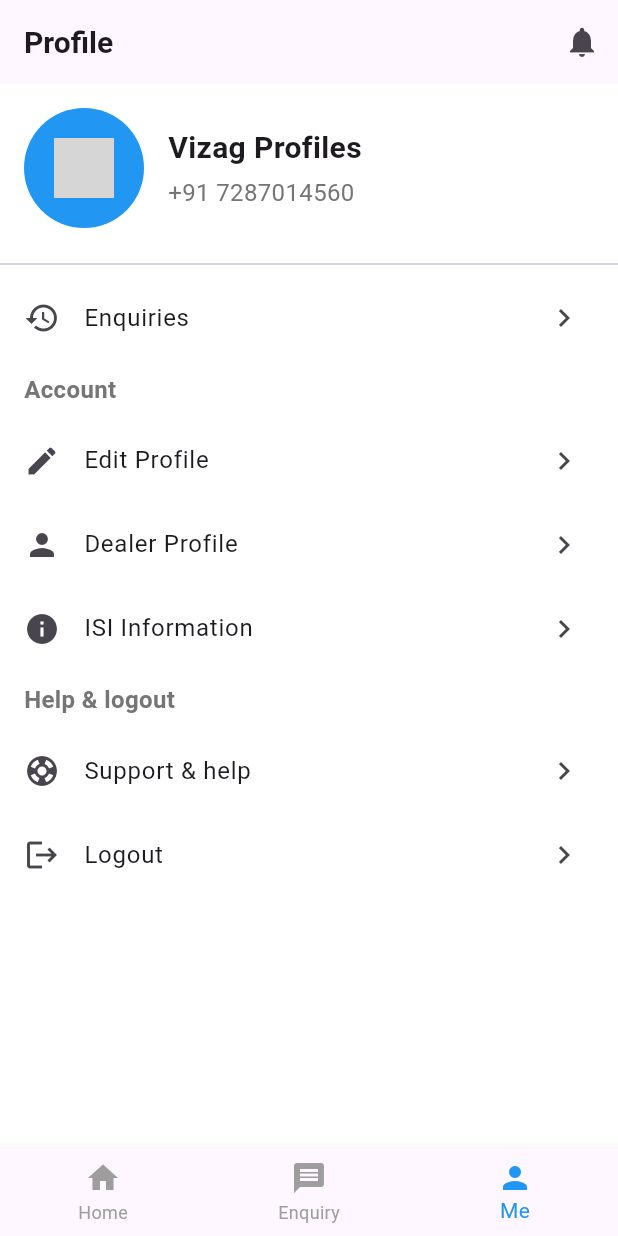
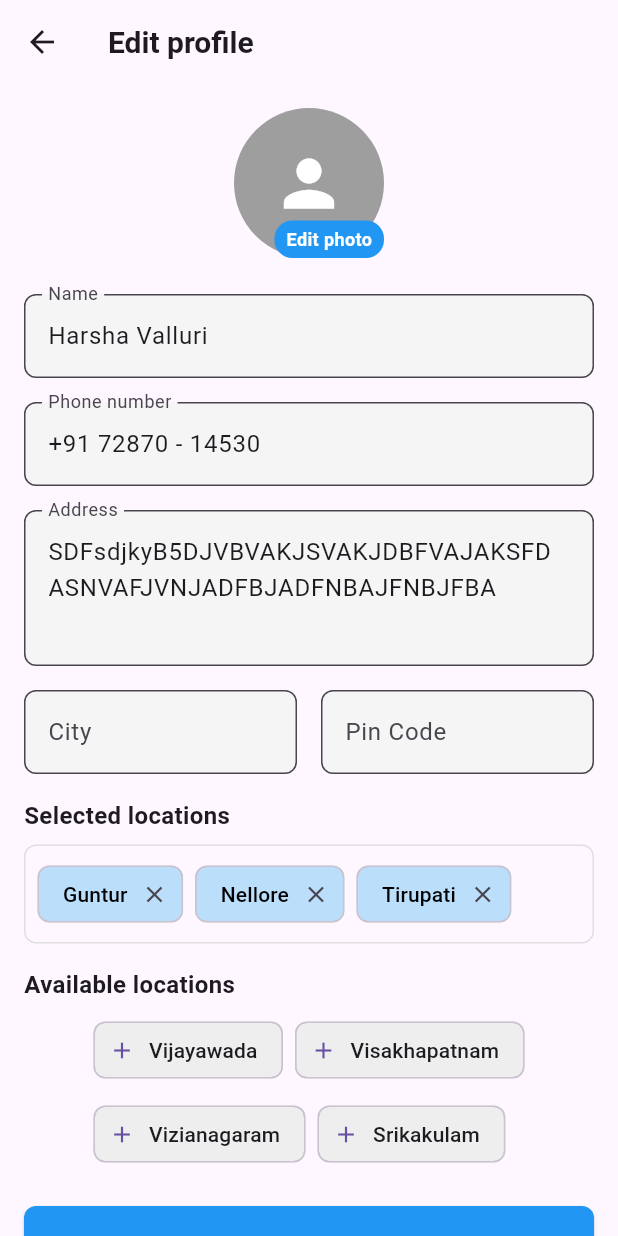
Before and after one commit to F9info/steelbudy-new, a Flutter app: the DashboardScreen screen opened by its route, item 3 of the bottom bar chosen, after a tap on "Edit Profile", on a phone screen of 412 x 824 dp. Run offline on Flutter 3.47's test engine with Material 3 defaults, Android fonts, the phone set to English and light mode, and no system bars; our stand-ins replace flutter_riverpod, flutter_svg, shared_preferences; accounts and stored records are empty; project files that could hold a hidden picture were left out; grey boxes are pictures that could not be loaded.

Commit message:
new changes added

```diff
--- /dev/null
+++ b/lib/features/dashboard/screens/edit-profile.dart
@@ -0,0 +1,259 @@
+import 'package:flutter/material.dart';
+
+class EditProfile extends StatefulWidget {
+  const EditProfile({super.key});
+
+  @override
+  State<EditProfile> createState() => _EditProfileState();
+}
+
+class _EditProfileState extends State<EditProfile> {
+  // Controllers for text fields
+  final TextEditingController _nameController =
+      TextEditingController(text: "Harsha Valluri");
+  final TextEditingController _phoneController =
+      TextEditingController(text: "+91 72870 - 14530");
+  final TextEditingController _addressController = TextEditingController(
+      text: "SDFsdjkyB5DJVBVAKJSVAKJDBFVAJAKSFDASNVAFJVNJADFBJADFNBAJFNBJFBA");
+  final TextEditingController _cityController = TextEditingController();
+  final TextEditingController _pinCodeController = TextEditingController();
+
+  // List of selected locations
+  List<String> _selectedLocations = ["Guntur", "Nellore", "Tirupati"];
+
+  // List of available locations (dummy data)
+  final List<String> _availableLocations = [
+    "Vijayawada",
+    "Visakhapatnam",
+    "Vizianagaram",
+    "Srikakulam"
+  ];
+
+  // Function to add a location
+  void _addLocation(String location) {
+    setState(() {
+      _selectedLocations.add(location);
+      _availableLocations.remove(location);
+    });
+  }
+
+  // Function to remove a location
+  void _removeLocation(String location) {
+    setState(() {
+      _selectedLocations.remove(location);
+      _availableLocations.add(location);
+    });
+  }
+
+  // Function to save profile (for now, just prints the data)
+  void _saveProfile() {
+    print("Name: ${_nameController.text}");
+    print("Phone: ${_phoneController.text}");
+    print("Address: ${_addressController.text}");
+    print("City: ${_cityController.text}");
+    print("Pin Code: ${_pinCodeController.text}");
+    print("Selected Locations: $_selectedLocations");
+
+    // Later, this can be replaced with an API call to save the data
+    ScaffoldMessenger.of(context).showSnackBar(
+      const SnackBar(content: Text("Profile saved successfully!")),
+    );
+  }
+
+  @override
+  void dispose() {
+    _nameController.dispose();
+    _phoneController.dispose();
+    _addressController.dispose();
+    _cityController.dispose();
+    _pinCodeController.dispose();
+    super.dispose();
+  }
+
+  @override
+  Widget build(BuildContext context) {
+    return Scaffold(
+      appBar: AppBar(
+        leading: IconButton(
+          icon: const Icon(Icons.arrow_back),
+          onPressed: () {
+            Navigator.pop(context);
+          },
+        ),
+        title: const Text(
+          "Edit profile",
+          style: TextStyle(fontSize: 20, fontWeight: FontWeight.bold),
+        ),
+        centerTitle: false,
+      ),
+      body: SingleChildScrollView(
+        padding: const EdgeInsets.all(16.0),
+        child: Column(
+          crossAxisAlignment: CrossAxisAlignment.center,
+          children: [
+            // Profile photo section
+            Stack(
+              alignment: Alignment.bottomRight,
+              children: [
+                const CircleAvatar(
+                  radius: 50,
+                  backgroundColor: Colors.grey,
+                  child: Icon(Icons.person, size: 50, color: Colors.white),
+                  // Later, replace with actual image from API or local storage
+                ),
+                Positioned(
+                  bottom: 0,
+                  right: 0,
+                  child: GestureDetector(
+                    onTap: () {
+                      // Add functionality to edit photo (e.g., pick from gallery)
+                      print("Edit photo tapped");
+                    },
+                    child: Container(
+                      padding: const EdgeInsets.symmetric(
+                          horizontal: 8, vertical: 4),
+                      decoration: BoxDecoration(
+                        color: Colors.blue,
+                        borderRadius: BorderRadius.circular(12),
+                      ),
+                      child: const Text(
+                        "Edit photo",
+                        style: TextStyle(
+                          color: Colors.white,
+                          fontSize: 12,
+                          fontWeight: FontWeight.bold,
+                        ),
+                      ),
+                    ),
+                  ),
+                ),
+              ],
+            ),
+            const SizedBox(height: 24),
+
+            // Name field
+            _buildTextField("Name", _nameController),
+            const SizedBox(height: 16),
+
+            // Phone number field
+            _buildTextField("Phone number", _phoneController),
+            const SizedBox(height: 16),
+
+            // Address field
+            _buildTextField("Address", _addressController, maxLines: 3),
+            const SizedBox(height: 16),
+
+            // City and Pin Code fields (side by side)
+            Row(
+              children: [
+                Expanded(child: _buildTextField("City", _cityController)),
+                const SizedBox(width: 16),
+                Expanded(
+                    child: _buildTextField("Pin Code", _pinCodeController)),
+              ],
+            ),
+            const SizedBox(height: 16),
+
+            // Selected locations with border
+            if (_selectedLocations.isNotEmpty) ...[
+              const Align(
+                alignment: Alignment.centerLeft,
+                child: Text(
+                  "Selected locations",
+                  style: TextStyle(fontSize: 16, fontWeight: FontWeight.bold),
+                ),
+              ),
+              const SizedBox(height: 8),
+              Container(
+                width: double.infinity,
+                padding: const EdgeInsets.all(8.0),
+                decoration: BoxDecoration(
+                  border: Border.all(color: Colors.grey[300]!),
+                  borderRadius: BorderRadius.circular(8),
+                ),
+                child: Wrap(
+                  spacing: 8,
+                  runSpacing: 8,
+                  children: _selectedLocations.map((location) {
+                    return Chip(
+                      label: Text(location),
+                      deleteIcon: const Icon(Icons.close, size: 18),
+                      onDeleted: () => _removeLocation(location),
+                      backgroundColor: Colors.blue[100],
+                      labelStyle: const TextStyle(color: Colors.black),
+                    );
+                  }).toList(),
+                ),
+              ),
+              const SizedBox(height: 16),
+            ],
+
+            // Available locations
+            const Align(
+              alignment: Alignment.centerLeft,
+              child: Text(
+                "Available locations",
+                style: TextStyle(fontSize: 16, fontWeight: FontWeight.bold),
+              ),
+            ),
+            const SizedBox(height: 8),
+            Wrap(
+              spacing: 8,
+              runSpacing: 8,
+              children: _availableLocations.map((location) {
+                return ActionChip(
+                  label: Text(location),
+                  avatar: const Icon(Icons.add, size: 18),
+                  onPressed: () => _addLocation(location),
+                  backgroundColor: Colors.grey[200],
+                );
+              }).toList(),
+            ),
+            const SizedBox(height: 24),
+
+            // Save button
+            SizedBox(
+              width: double.infinity,
+              child: ElevatedButton(
+                onPressed: _saveProfile,
+                style: ElevatedButton.styleFrom(
+                  backgroundColor: Colors.blue,
+                  padding: const EdgeInsets.symmetric(vertical: 16),
+                  shape: RoundedRectangleBorder(
+                    borderRadius: BorderRadius.circular(8),
+                  ),
+                ),
+                child: const Text(
+                  "Save",
+                  style: TextStyle(
+                    color: Colors.white,
+                    fontSize: 16,
+                    fontWeight: FontWeight.bold,
+                  ),
+                ),
+              ),
+            ),
+          ],
+        ),
+      ),
+    );
+  }
+
+  // Helper method to build text fields
+  Widget _buildTextField(String label, TextEditingController controller,
+      {int maxLines = 1}) {
+    return TextField(
+      controller: controller,
+      maxLines: maxLines,
+      decoration: InputDecoration(
+        labelText: label,
+        border: OutlineInputBorder(
+          borderRadius: BorderRadius.circular(8),
+          borderSide: const BorderSide(color: Colors.grey),
+        ),
+        filled: true,
+        fillColor: Colors.grey[100],
+      ),
+    );
+  }
+}
--- a/lib/features/dashboard/screens/profile.dart
+++ b/lib/features/dashboard/screens/profile.dart
@@ -1,6 +1,7 @@
 import 'package:flutter/material.dart';
 
 import '../../../services/authentication.dart';
+import 'edit-profile.dart';
 // Make sure to import the AuthService
 
 class ProfileScreen extends StatelessWidget {
@@ -123,7 +124,10 @@ class ProfileScreen extends StatelessWidget {
             title: const Text('Edit Profile'),
             trailing: const Icon(Icons.chevron_right),
             onTap: () {
-              // Navigator.pushNamed(context, '/edit_profile');
+              Navigator.push(
+                context,
+                MaterialPageRoute(builder: (context) => const EditProfile()),
+              );
             },
           ),
 
--- a/lib/main.dart
+++ b/lib/main.dart
@@ -5,6 +5,7 @@ import 'features/dashboard/screens/dashboardscreen.dart';
 import 'services/authentication.dart';
 import 'features/onboarding/screens/onboarding_screen.dart';
 import 'features/authentication/screens/login_screen.dart';
+import 'features/dashboard/screens/edit-profile.dart';
 
 void main() {
   runApp(const ProviderScope(child: MyApp()));
```
